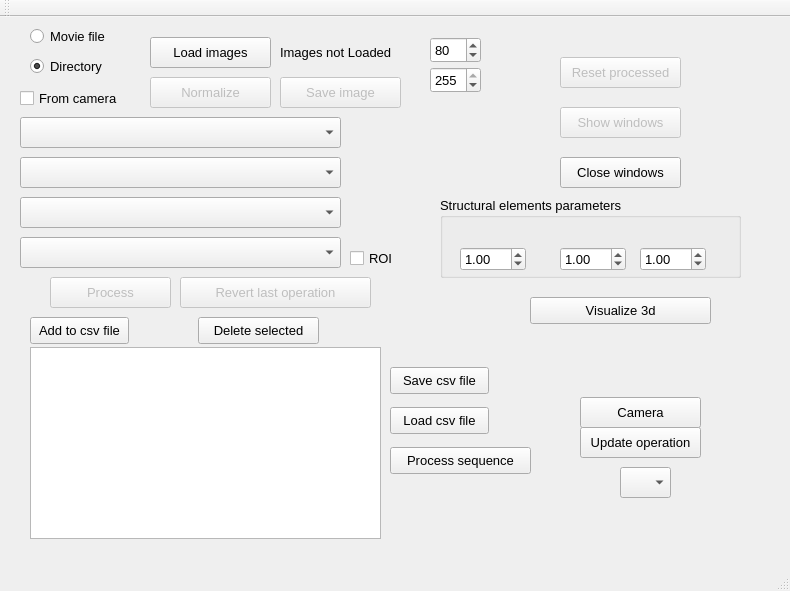
This is src/GUI/mainwindow.ui in mjedros/mgr as Qt 5 draws it before an edit. The edited form follows.
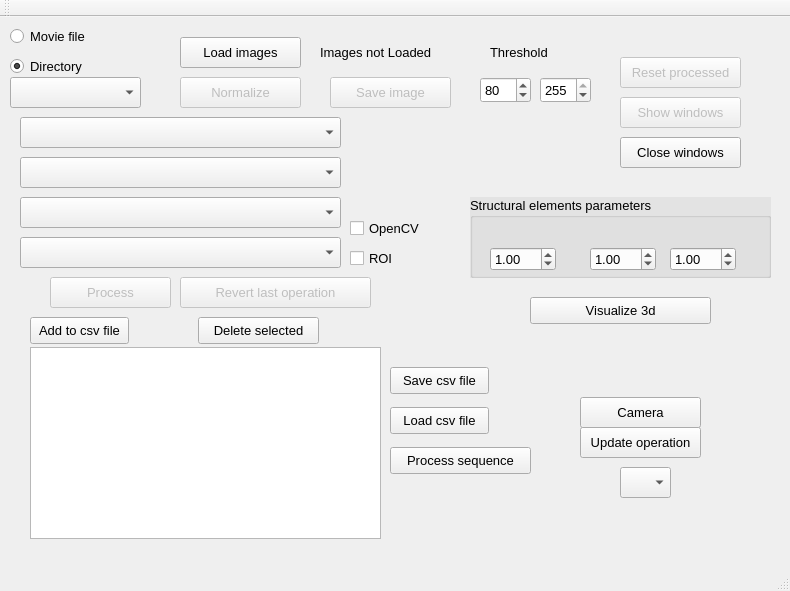
This is the edited form.

The edit to the form file:
```diff
--- a/src/GUI/mainwindow.ui
+++ b/src/GUI/mainwindow.ui
@@ -90,7 +90,7 @@
    <widget class="QRadioButton" name="File">
     <property name="geometry">
      <rect>
-      <x>30</x>
+      <x>10</x>
       <y>10</y>
       <width>86</width>
       <height>19</height>
@@ -111,7 +111,7 @@
    <widget class="QRadioButton" name="Directory">
     <property name="geometry">
      <rect>
-      <x>30</x>
+      <x>10</x>
       <y>40</y>
       <width>86</width>
       <height>19</height>
@@ -127,7 +127,7 @@
    <widget class="QPushButton" name="LoadImages">
     <property name="geometry">
      <rect>
-      <x>150</x>
+      <x>180</x>
       <y>20</y>
       <width>121</width>
       <height>31</height>
@@ -146,8 +146,8 @@
     </property>
     <property name="geometry">
      <rect>
-      <x>560</x>
-      <y>90</y>
+      <x>620</x>
+      <y>80</y>
       <width>121</width>
       <height>31</height>
      </rect>
@@ -191,7 +191,7 @@
     </property>
     <property name="geometry">
      <rect>
-      <x>280</x>
+      <x>320</x>
       <y>20</y>
       <width>141</width>
       <height>31</height>
@@ -204,8 +204,8 @@
    <widget class="QSpinBox" name="lowLewel">
     <property name="geometry">
      <rect>
-      <x>430</x>
-      <y>20</y>
+      <x>480</x>
+      <y>60</y>
       <width>51</width>
       <height>26</height>
      </rect>
@@ -223,7 +223,7 @@
     </property>
     <property name="geometry">
      <rect>
-      <x>150</x>
+      <x>180</x>
       <y>60</y>
       <width>121</width>
       <height>31</height>
@@ -236,8 +236,8 @@
    <widget class="QSpinBox" name="highLevel">
     <property name="geometry">
      <rect>
-      <x>430</x>
-      <y>50</y>
+      <x>540</x>
+      <y>60</y>
       <width>51</width>
       <height>26</height>
      </rect>
@@ -255,7 +255,7 @@
     </property>
     <property name="geometry">
      <rect>
-      <x>560</x>
+      <x>620</x>
       <y>40</y>
       <width>121</width>
       <height>31</height>
@@ -271,7 +271,7 @@
     </property>
     <property name="geometry">
      <rect>
-      <x>280</x>
+      <x>330</x>
       <y>60</y>
       <width>121</width>
       <height>31</height>
@@ -297,12 +297,79 @@
    <widget class="QGroupBox" name="groupBox">
     <property name="geometry">
      <rect>
-      <x>440</x>
+      <x>470</x>
       <y>180</y>
       <width>301</width>
       <height>81</height>
      </rect>
     </property>
+    <property name="palette">
+     <palette>
+      <active>
+       <colorrole role="Base">
+        <brush brushstyle="SolidPattern">
+         <color alpha="255">
+          <red>252</red>
+          <green>252</green>
+          <blue>252</blue>
+         </color>
+        </brush>
+       </colorrole>
+       <colorrole role="Window">
+        <brush brushstyle="SolidPattern">
+         <color alpha="255">
+          <red>227</red>
+          <green>227</green>
+          <blue>227</blue>
+         </color>
+        </brush>
+       </colorrole>
+      </active>
+      <inactive>
+       <colorrole role="Base">
+        <brush brushstyle="SolidPattern">
+         <color alpha="255">
+          <red>252</red>
+          <green>252</green>
+          <blue>252</blue>
+         </color>
+        </brush>
+       </colorrole>
+       <colorrole role="Window">
+        <brush brushstyle="SolidPattern">
+         <color alpha="255">
+          <red>227</red>
+          <green>227</green>
+          <blue>227</blue>
+         </color>
+        </brush>
+       </colorrole>
+      </inactive>
+      <disabled>
+       <colorrole role="Base">
+        <brush brushstyle="SolidPattern">
+         <color alpha="255">
+          <red>227</red>
+          <green>227</green>
+          <blue>227</blue>
+         </color>
+        </brush>
+       </colorrole>
+       <colorrole role="Window">
+        <brush brushstyle="SolidPattern">
+         <color alpha="255">
+          <red>227</red>
+          <green>227</green>
+          <blue>227</blue>
+         </color>
+        </brush>
+       </colorrole>
+      </disabled>
+     </palette>
+    </property>
+    <property name="autoFillBackground">
+     <bool>true</bool>
+    </property>
     <property name="title">
      <string>Structural elements parameters</string>
     </property>
@@ -332,7 +399,7 @@
       </rect>
      </property>
      <property name="maximum">
-      <double>10.000000000000000</double>
+      <double>60.000000000000000</double>
      </property>
      <property name="value">
       <double>1.000000000000000</double>
@@ -348,7 +415,7 @@
       </rect>
      </property>
      <property name="maximum">
-      <double>10.000000000000000</double>
+      <double>60.000000000000000</double>
      </property>
      <property name="value">
       <double>1.000000000000000</double>
@@ -436,8 +503,8 @@
     </property>
     <property name="geometry">
      <rect>
-      <x>560</x>
-      <y>140</y>
+      <x>620</x>
+      <y>120</y>
       <width>121</width>
       <height>31</height>
      </rect>
@@ -539,20 +606,46 @@
      <number>-1</number>
     </property>
    </widget>
-   <widget class="QCheckBox" name="imagesFromCamera">
+   <widget class="QCheckBox" name="processCv">
+    <property name="geometry">
+     <rect>
+      <x>350</x>
+      <y>200</y>
+      <width>97</width>
+      <height>22</height>
+     </rect>
+    </property>
+    <property name="text">
+     <string>OpenCV</string>
+    </property>
+   </widget>
+   <widget class="QLabel" name="ImagesLoaded_2">
     <property name="enabled">
      <bool>true</bool>
     </property>
     <property name="geometry">
      <rect>
-      <x>20</x>
-      <y>70</y>
-      <width>121</width>
-      <height>22</height>
+      <x>490</x>
+      <y>20</y>
+      <width>141</width>
+      <height>31</height>
      </rect>
     </property>
     <property name="text">
-     <string>From camera</string>
+     <string>Threshold</string>
+    </property>
+   </widget>
+   <widget class="QComboBox" name="BackgroundSubstraction">
+    <property name="geometry">
+     <rect>
+      <x>10</x>
+      <y>60</y>
+      <width>131</width>
+      <height>31</height>
+     </rect>
+    </property>
+    <property name="cursor">
+     <cursorShape>ArrowCursor</cursorShape>
     </property>
    </widget>
   </widget>
```
